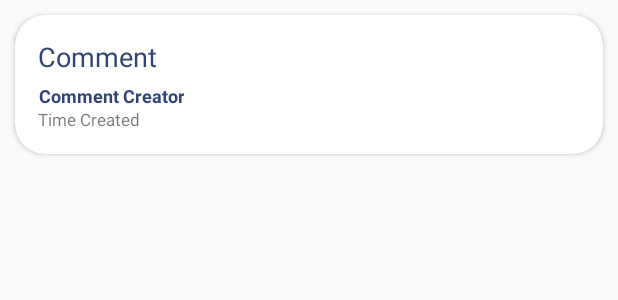
After one commit to GAC-Yac/GACYac, an Android app: the layout comment_item.xml on its own in the app's theme, with its tools: preview values and no code run, on a phone screen of 412 x 824 dp. The commit adds this screen. Shown: the top 300 px of the screen. Run offline under Robolectric (Android 15) with nearby library versions, the phone set to English and light mode, and no system bars.

Commit message:
creates Comment objects (Listener, ViewHolder, Comment, etc.)

```diff
--- /dev/null
+++ b/app/src/main/java/com/example/gacyac/Comment.kt
@@ -0,0 +1,9 @@
+package com.example.gacyac
+
+import java.util.*
+
+class Comment(
+    var commentText: String ? = null,
+    var user: String ? = null,
+    var time: Date?= null
+)
--- /dev/null
+++ b/app/src/main/java/com/example/gacyac/CommentAdapter.kt
@@ -0,0 +1,25 @@
+package com.example.gacyac
+
+import android.view.LayoutInflater
+import android.view.ViewGroup
+import androidx.recyclerview.widget.RecyclerView
+import com.example.gacyac.databinding.CommentItemBinding
+import com.example.gacyac.databinding.PostItemBinding
+
+class CommentAdapter(private val comments: List<Comment>): RecyclerView.Adapter<CommentViewHolder>() {
+
+    override fun onCreateViewHolder(parent: ViewGroup, viewType: Int): CommentViewHolder {
+        val from = LayoutInflater.from(parent.context)
+        val binding = CommentItemBinding.inflate(from, parent, false)
+        return CommentViewHolder(binding)
+    }
+
+    override fun onBindViewHolder(holder: CommentViewHolder, position: Int) {
+        holder.bindPost(comments[position])
+    }
+
+    override fun getItemCount(): Int = comments.size
+
+
+    // collection("newererPosts").document(postID).collections("comments").add()
+}
--- /dev/null
+++ b/app/src/main/java/com/example/gacyac/CommentViewHolder.kt
@@ -0,0 +1,20 @@
+package com.example.gacyac
+
+import androidx.recyclerview.widget.RecyclerView
+import com.example.gacyac.databinding.CommentItemBinding
+import com.example.gacyac.databinding.PostItemBinding
+
+class CommentViewHolder(private val commentBinding: CommentItemBinding):RecyclerView.ViewHolder(commentBinding.root) {
+    fun bindPost(comment: Comment){
+        commentBinding.commentT.text = comment.commentText
+        commentBinding.commentU.text = comment.user
+        commentBinding.commentTime.text = comment.time.toString()
+    }
+
+    fun <T : RecyclerView.ViewHolder> T.listen(event: (position: Int, type: Int) -> Unit): T {
+        itemView.setOnClickListener {
+            event.invoke(getAdapterPosition(), getItemViewType())
+        }
+        return this
+    }
+}
--- a/app/src/main/java/com/example/gacyac/MainActivity.kt
+++ b/app/src/main/java/com/example/gacyac/MainActivity.kt
@@ -131,10 +131,8 @@ class MainActivity : AppCompatActivity()  {
             adapter = PostAdapter(postList)
         }
 
-
         // start the log in process with the unique device identifier
         attemptLogin(androidID)
-
 
         // button to create a new post
         val addButton: ImageButton = findViewById(R.id.btnAddPost)
@@ -146,6 +144,7 @@ class MainActivity : AppCompatActivity()  {
         val profile_layout = findViewById<View>(R.id.profile_id) as View
         val leaderboard_layout = findViewById<View>(R.id.leaderboard_id) as View
 
+        // button to go to the profile screen
         val bpButton: ImageButton = findViewById(R.id.btnBonusPoints)
         bpButton.setOnClickListener{
             val animationIn = com.google.android.material.R.anim.abc_slide_in_top
--- a/app/src/main/java/com/example/gacyac/Post.kt
+++ b/app/src/main/java/com/example/gacyac/Post.kt
@@ -1,7 +1,6 @@
 package com.example.gacyac
 
 import java.util.Date
-
 
 var postList = mutableListOf<Post>()
 
--- /dev/null
+++ b/app/src/main/res/layout/comment_item.xml
@@ -0,0 +1,58 @@
+<?xml version="1.0" encoding="utf-8"?>
+<LinearLayout xmlns:android="http://schemas.android.com/apk/res/android"
+    xmlns:app="http://schemas.android.com/apk/res-auto"
+    android:orientation="vertical"
+    android:layout_width="match_parent"
+    android:layout_height="wrap_content">
+
+    <androidx.cardview.widget.CardView
+        android:id="@+id/postCard"
+        android:layout_width="match_parent"
+        android:layout_height="match_parent"
+        app:cardCornerRadius="20dp"
+        android:layout_margin="10dp"
+        android:clickable="true"
+        android:focusable="true">
+
+        <LinearLayout
+            android:layout_width="match_parent"
+            android:layout_height="match_parent"
+            android:orientation="vertical"
+            android:layout_margin="15sp">
+
+
+            <TextView
+                android:id="@+id/commentT"
+                android:layout_width="match_parent"
+                android:layout_height="wrap_content"
+                android:text="@string/comment"
+                android:textColor="@color/material_dynamic_primary30"
+                android:textSize="18sp"
+                android:layout_marginBottom="5dp"
+                />
+            <TextView
+                android:id="@+id/commentU"
+                android:layout_width="wrap_content"
+                android:layout_height="match_parent"
+                android:gravity="center"
+                android:text="@string/comment_creator"
+                android:textColor="@color/material_dynamic_primary30"
+                android:textSize="12sp"
+                android:textStyle="bold"
+                android:lines="1"
+                />
+
+            <TextView
+                android:id="@+id/commentTime"
+                android:layout_width="wrap_content"
+                android:layout_height="wrap_content"
+                android:text="@string/time_created_placeholder"
+                android:textSize="11sp"
+                app:layout_constraintBottom_toBottomOf="@+id/cap_placeholder"
+                app:layout_constraintStart_toStartOf="parent"
+                app:layout_constraintTop_toTopOf="parent" />
+        </LinearLayout>
+
+    </androidx.cardview.widget.CardView>
+
+</LinearLayout>
--- a/app/src/main/res/values/strings.xml
+++ b/app/src/main/res/values/strings.xml
@@ -36,4 +36,6 @@
     <string name="top_5_users">most popular users</string>
     <string name="enter_your_comment">Enter your comment</string>
     <string name="comments">Comments</string>
+    <string name="comment_creator">Comment Creator</string>
+    <string name="comment">Comment</string>
 </resources>
```
